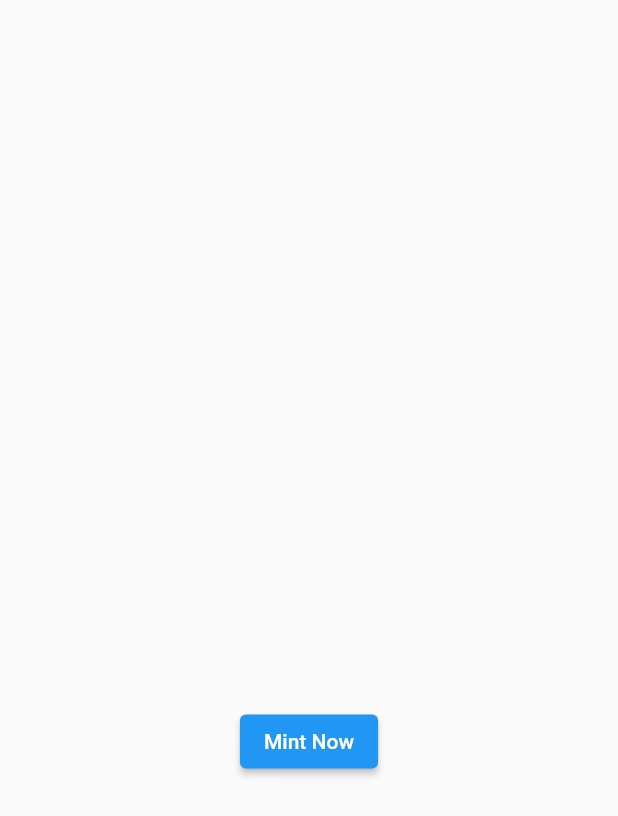
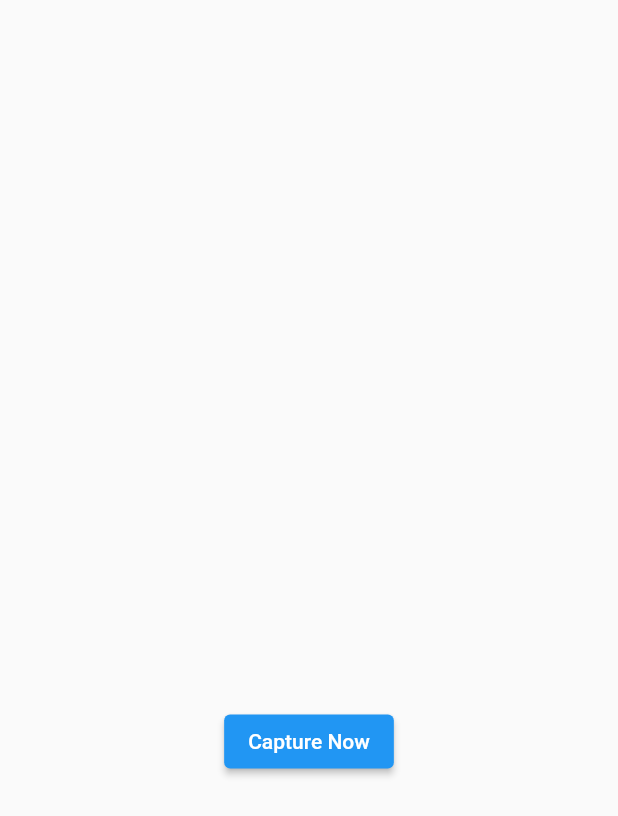
Before and after one commit to aga7hokakological/pixler, a Flutter app: the screen it shows after launch, on a phone screen of 412 x 824 dp. Shown: the top 816 px of the screen. Run offline on Flutter 3.47's test engine with Material 2 defaults, Android fonts, the phone set to English and light mode, and no system bars; drawn by our look-alikes of screenshot; our stand-ins replace image_gallery_saver, permission_handler.

Commit message:
updated main.dart

```diff
--- a/lib/main.dart
+++ b/lib/main.dart
@@ -68,7 +68,7 @@ class MyWidgetState extends State<MyWidget> {
                     //  await saveImage(image);
               },
                   child: Text(
-                "Mint Now"
+                "Capture Now"
               )
               ),
             ],
```
